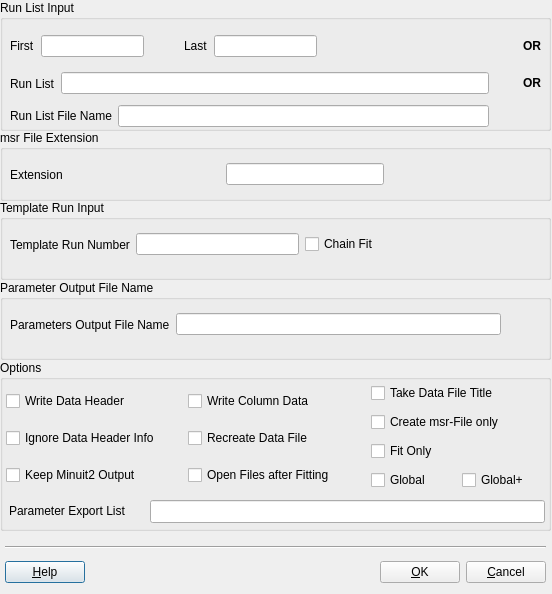
Before: the Qt Designer form src/musredit_qt5/forms/PMsr2DataDialog.ui in aPeter1/musrfit-fork, drawn with Qt 5.
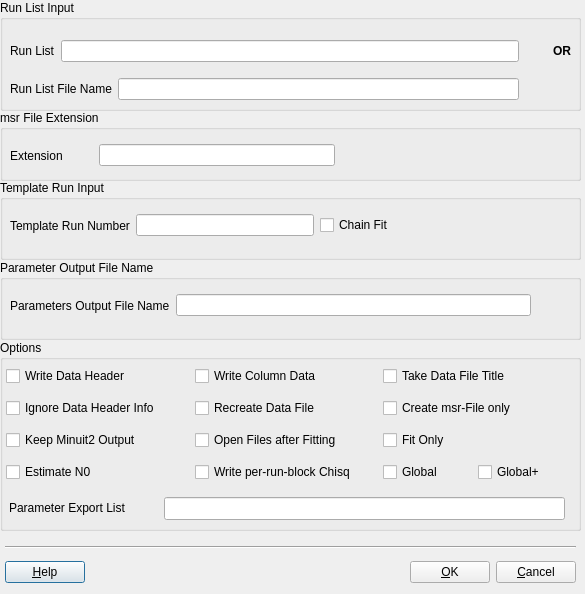
After: the same form once the commit is applied. Icons and pictures are not drawn.

Commit message: added to msr2data the flags --estimateN0 and --per-run-block-chisq. Adopted the musredit dialog accordingly. Removed the first/last option form the msr2data dialog since this is handled by the runlist.

The edit to the form file:
```diff
--- a/src/musredit_qt5/forms/PMsr2DataDialog.ui
+++ b/src/musredit_qt5/forms/PMsr2DataDialog.ui
@@ -9,7 +9,7 @@
    <rect>
     <x>0</x>
     <y>0</y>
-    <width>552</width>
+    <width>585</width>
     <height>594</height>
    </rect>
   </property>
@@ -25,8 +25,8 @@
     <rect>
      <x>0</x>
      <y>0</y>
-     <width>551</width>
-     <height>131</height>
+     <width>581</width>
+     <height>111</height>
     </rect>
    </property>
    <property name="font">
@@ -44,96 +44,16 @@
    <property name="checkable">
     <bool>false</bool>
    </property>
-   <widget class="QWidget" name="layoutWidget">
+   <widget class="QWidget" name="">
     <property name="geometry">
      <rect>
       <x>10</x>
       <y>30</y>
-      <width>531</width>
-      <height>97</height>
+      <width>561</width>
+      <height>70</height>
      </rect>
     </property>
     <layout class="QVBoxLayout" name="verticalLayout_2">
-     <item>
-      <layout class="QHBoxLayout" name="horizontalLayout_2">
-       <item>
-        <widget class="QLabel" name="fFirst_label">
-         <property name="text">
-          <string>First</string>
-         </property>
-        </widget>
-       </item>
-       <item>
-        <widget class="QLineEdit" name="fFirst_lineEdit">
-         <property name="toolTip">
-          <string>start run number</string>
-         </property>
-         <property name="whatsThis">
-          <string>start run number</string>
-         </property>
-        </widget>
-       </item>
-       <item>
-        <spacer name="horizontalSpacer_2">
-         <property name="orientation">
-          <enum>Qt::Horizontal</enum>
-         </property>
-         <property name="sizeType">
-          <enum>QSizePolicy::Expanding</enum>
-         </property>
-         <property name="sizeHint" stdset="0">
-          <size>
-           <width>40</width>
-           <height>20</height>
-          </size>
-         </property>
-        </spacer>
-       </item>
-       <item>
-        <widget class="QLabel" name="fLast_label">
-         <property name="text">
-          <string>Last</string>
-         </property>
-        </widget>
-       </item>
-       <item>
-        <widget class="QLineEdit" name="fLast_lineEdit">
-         <property name="toolTip">
-          <string>end run number</string>
-         </property>
-         <property name="statusTip">
-          <string>end run number</string>
-         </property>
-        </widget>
-       </item>
-       <item>
-        <spacer name="horizontalSpacer_3">
-         <property name="orientation">
-          <enum>Qt::Horizontal</enum>
-         </property>
-         <property name="sizeType">
-          <enum>QSizePolicy::Fixed</enum>
-         </property>
-         <property name="sizeHint" stdset="0">
-          <size>
-           <width>200</width>
-           <height>20</height>
-          </size>
-         </property>
-        </spacer>
-       </item>
-       <item>
-        <widget class="QLabel" name="fOrFirstLast_label">
-         <property name="text">
-          <string>&lt;b&gt;OR&lt;/b&gt;</string>
-         </property>
-         <property name="textFormat">
-          <enum>Qt::AutoText</enum>
-         </property>
-        </widget>
-       </item>
-      </layout>
-     </item>
      <item>
       <layout class="QHBoxLayout" name="horizontalLayout_3">
        <item>
@@ -219,8 +139,8 @@
    <property name="geometry">
     <rect>
      <x>0</x>
-     <y>130</y>
-     <width>551</width>
+     <y>110</y>
+     <width>581</width>
      <height>71</height>
     </rect>
    </property>
@@ -232,8 +152,8 @@
      <rect>
       <x>10</x>
       <y>30</y>
-      <width>531</width>
-      <height>29</height>
+      <width>561</width>
+      <height>31</height>
      </rect>
     </property>
     <layout class="QHBoxLayout" name="horizontalLayout_5">
@@ -249,9 +169,12 @@
        <property name="orientation">
         <enum>Qt::Horizontal</enum>
        </property>
+       <property name="sizeType">
+        <enum>QSizePolicy::Fixed</enum>
+       </property>
        <property name="sizeHint" stdset="0">
         <size>
-         <width>40</width>
+         <width>30</width>
          <height>20</height>
         </size>
        </property>
@@ -284,8 +207,8 @@
    <property name="geometry">
     <rect>
      <x>0</x>
-     <y>200</y>
-     <width>551</width>
+     <y>180</y>
+     <width>581</width>
      <height>80</height>
     </rect>
    </property>
@@ -297,8 +220,8 @@
      <rect>
       <x>10</x>
       <y>30</y>
-      <width>531</width>
-      <height>29</height>
+      <width>561</width>
+      <height>31</height>
      </rect>
     </property>
     <layout class="QHBoxLayout" name="horizontalLayout_6">
@@ -346,8 +269,8 @@
    <property name="geometry">
     <rect>
      <x>0</x>
-     <y>280</y>
-     <width>551</width>
+     <y>260</y>
+     <width>581</width>
      <height>80</height>
     </rect>
    </property>
@@ -359,8 +282,8 @@
      <rect>
       <x>10</x>
       <y>30</y>
-      <width>531</width>
-      <height>29</height>
+      <width>561</width>
+      <height>31</height>
      </rect>
     </property>
     <layout class="QHBoxLayout" name="horizontalLayout_7">
@@ -401,9 +324,9 @@
    <property name="geometry">
     <rect>
      <x>0</x>
-     <y>360</y>
-     <width>551</width>
-     <height>171</height>
+     <y>340</y>
+     <width>581</width>
+     <height>191</height>
     </rect>
    </property>
    <property name="title">
@@ -414,8 +337,8 @@
      <rect>
       <x>6</x>
       <y>20</y>
-      <width>541</width>
-      <height>116</height>
+      <width>560</width>
+      <height>131</height>
      </rect>
     </property>
     <layout class="QHBoxLayout" name="horizontalLayout_9">
@@ -451,6 +374,13 @@
          </property>
         </widget>
        </item>
+       <item>
+        <widget class="QCheckBox" name="fEstimateN0_checkBox">
+         <property name="text">
+          <string>Estimate N0</string>
+         </property>
+        </widget>
+       </item>
       </layout>
      </item>
      <item>
@@ -485,6 +415,13 @@
          </property>
         </widget>
        </item>
+       <item>
+        <widget class="QCheckBox" name="fWritePerRunBlockChisq_checkBox">
+         <property name="text">
+          <string>Write per-run-block Chisq</string>
+         </property>
+        </widget>
+       </item>
       </layout>
      </item>
      <item>
@@ -551,7 +488,7 @@
     <property name="geometry">
      <rect>
       <x>9</x>
-      <y>143</y>
+      <y>160</y>
       <width>141</width>
       <height>16</height>
      </rect>
@@ -566,9 +503,9 @@
    <widget class="QLineEdit" name="fParamList_lineEdit">
     <property name="geometry">
      <rect>
-      <x>150</x>
-      <y>140</y>
-      <width>395</width>
+      <x>164</x>
+      <y>157</y>
+      <width>401</width>
       <height>23</height>
      </rect>
     </property>
@@ -582,7 +519,7 @@
     <rect>
      <x>5</x>
      <y>540</y>
-     <width>541</width>
+     <width>571</width>
      <height>51</height>
     </rect>
    </property>
```
Left out of the diff: 34 changed lines with no effect on the pictures. The commit also changes 12 other files.
